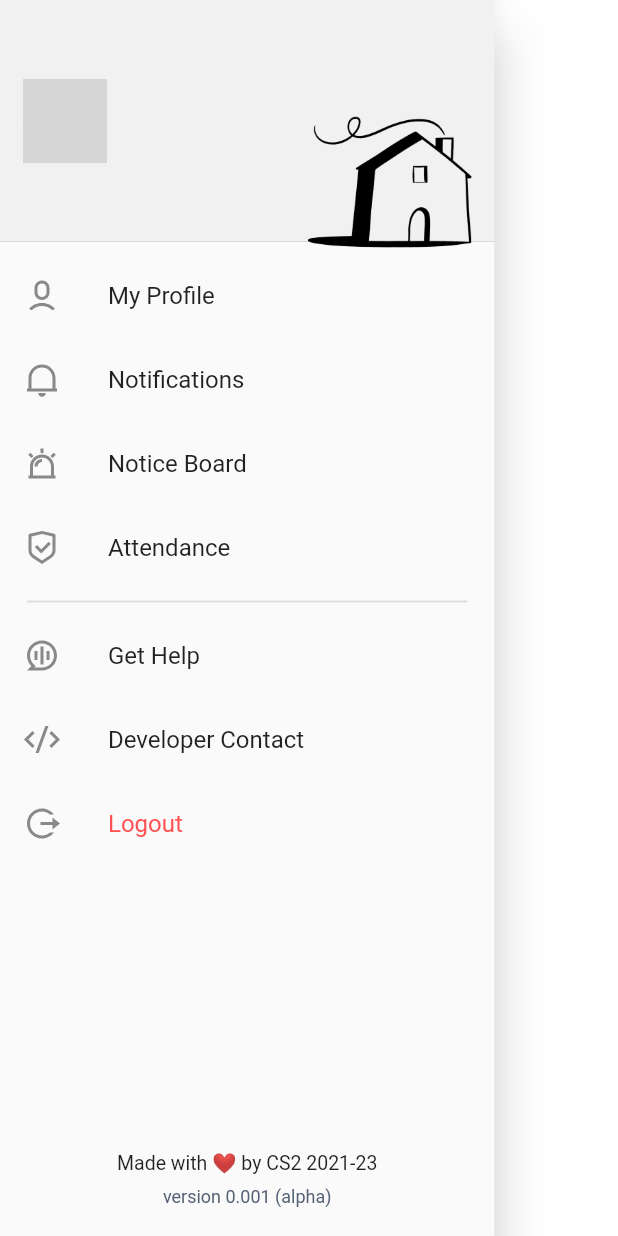
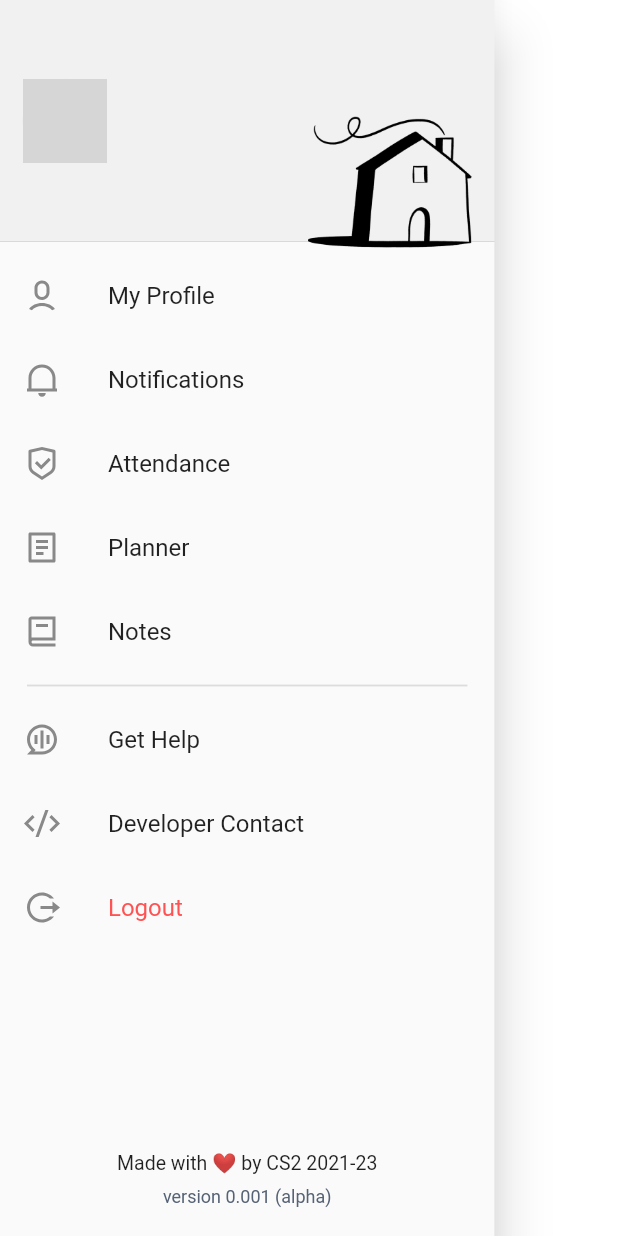
Before and after one commit to aninarafath6/arnhss, a Flutter app: the AppDrawer widget shown alone on an empty page, opened directly, on a phone screen of 412 x 824 dp. Run offline on Flutter 3.47's test engine with Material 2 defaults, Android fonts, the phone set to English and light mode, and no system bars; our stand-ins replace cloud_firestore, firebase_auth, firebase_core, flutter_calendar_carousel, flutter_keyboard_visibility, flutter_otp_text_field and 9 more; missing offline and left inert: flutter_pdfview; accounts and stored records are empty; network calls fail; grey boxes are pictures that could not be loaded.

Commit message:
notice board updated

```diff
--- a/arnhss-app/lib/features/home/view/notice_veiw.dart
+++ b/arnhss-app/lib/features/home/view/notice_veiw.dart
@@ -27,12 +27,14 @@ class NoticeView extends StatelessWidget {
           Padding(
             padding: const EdgeInsets.symmetric(horizontal: 18.0),
             child: Center(
-              child: Text(notice.date ?? "",
-                  textAlign: TextAlign.right,
-                  style: CustomTextTheme(context: context).paragraph().copyWith(
-                        fontStyle: FontStyle.italic,
-                        fontSize: 13,
-                      )),
+              child: Text(
+                notice.date ?? "",
+                textAlign: TextAlign.right,
+                style: CustomTextTheme(context: context).paragraph().copyWith(
+                      fontStyle: FontStyle.italic,
+                      fontSize: 13,
+                    ),
+              ),
             ),
           ),
         ],
@@ -59,7 +61,7 @@ class NoticeView extends StatelessWidget {
                   ),
                   const SizedBox(height: 10),
                   Text(
-                    notice.title!,
+                    notice.title ?? '',
                     style: CustomTextTheme(context: context).headLine2(),
                     textAlign: TextAlign.center,
                   ),
--- a/arnhss-app/lib/features/home/view_models/home_view_model.dart
+++ b/arnhss-app/lib/features/home/view_models/home_view_model.dart
@@ -1,10 +1,7 @@
 import 'package:arnhss/features/authentication/login/view/index.dart';
 
-import 'package:arnhss/features/home/model/notice_model.dart';
-import 'package:arnhss/features/home/widgets/notice_item.dart';
 import 'package:arnhss/models/user.model.dart';
 import 'package:arnhss/services/shared_pref_service.dart';
-import 'package:remixicon/remixicon.dart';
 
 class HomeViewModel with ChangeNotifier {
   var scaffoldKey = GlobalKey<ScaffoldState>();
@@ -50,5 +47,6 @@ class HomeViewModel with ChangeNotifier {
   // * get user
   void getUser() async {
     _user = await _prefService.getUser();
+    notifyListeners();
   }
 }
--- a/arnhss-app/lib/features/home/widgets/app_drawer.dart
+++ b/arnhss-app/lib/features/home/widgets/app_drawer.dart
@@ -1,11 +1,11 @@
 import 'package:arnhss/common/routes/index_routes.dart';
 import 'package:arnhss/common/theme/text_theme.dart';
 import 'package:arnhss/common/widgets/user_avatar.dart';
-import 'package:arnhss/extensions/context_extension.dart';
 import 'package:arnhss/features/authentication/otp_verification/view/index.dart';
 import 'package:arnhss/features/authentication/repo/auth_service.dart';
 import 'package:arnhss/features/home/view_models/home_view_model.dart';
-import 'package:arnhss/features/home/widgets/user_avatar.dart';
+import 'package:arnhss/features/notes/view/notes_view.dart';
+import 'package:arnhss/features/notifications/view/notification_view.dart';
 import 'package:get/route_manager.dart';
 import 'package:remixicon/remixicon.dart';
 
@@ -82,25 +82,35 @@ class AppDrawer extends StatelessWidget {
                   },
                 ),
                 ListTile(
-                  title: const Text('Notifications'),
-                  leading: Icon(Remix.notification_2_line),
+                    title: const Text('Notifications'),
+                    leading: const Icon(Remix.notification_2_line),
+                    onTap: () {
+                      _drawerAction(NotificationView.routeName);
+                    }),
+
+                ListTile(
+                  title: const Text('Attendance'),
+                  leading: const Icon(Remix.shield_check_line),
                   onTap: () {
+                    _drawerAction(AttendanceView.routeName);
+                  },
+                ),
+                ListTile(
+                  title: const Text('Planner'),
+                  leading: const Icon(Remix.file_list_2_line),
+                  onTap: () {
+                    _drawerAction(PlannerView.routeName);
+
                     // Update the state of the app.
                     // ...
                   },
                 ),
                 ListTile(
-                  title: const Text('Notice Board'),
-                  leading: Icon(Remix.alarm_warning_line),
+                  title: const Text('Notes'),
+                  leading: const Icon(Remix.book_2_line),
                   onTap: () {
-                    // Update the state of the app.
-                    // ...
-                  },
-                ),
-                ListTile(
-                  title: const Text('Attendance'),
-                  leading: Icon(Remix.shield_check_line),
-                  onTap: () {
+                    _drawerAction(NotesView.routeName);
+
                     // Update the state of the app.
                     // ...
                   },
@@ -209,4 +219,10 @@ class AppDrawer extends StatelessWidget {
       ),
     );
   }
+
+  void _drawerAction([String? routeName]) async {
+    Get.back();
+    await Future.delayed(const Duration(milliseconds: 300));
+    Get.toNamed(routeName ?? HomeView.routeName);
+  }
 }
--- a/arnhss-app/lib/features/home/widgets/custom_app_bar.dart
+++ b/arnhss-app/lib/features/home/widgets/custom_app_bar.dart
@@ -7,6 +7,7 @@ import 'package:provider/provider.dart';
 import 'package:remixicon/remixicon.dart';
 
 AppBar customHomeAppBar(BuildContext context) {
+  print(context.watch<HomeViewModel>().user?.name.toString() ?? "this is");
   final DateFormat formatter = DateFormat('EEEE ,dd MMMM');
 
   return AppBar(
@@ -32,7 +33,7 @@ AppBar customHomeAppBar(BuildContext context) {
           crossAxisAlignment: CrossAxisAlignment.start,
           children: [
             Text(
-                "Hey, ${Provider.of<HomeViewModel>(context).user?.name ?? "Unknown user"}",
+                "Hey, ${context.watch<HomeViewModel>().user?.name ?? "Unknown user"}",
                 style: const TextStyle(
                   color: CustomColors.dark,
                   fontWeight: FontWeight.bold,
--- a/arnhss-app/lib/main.dart
+++ b/arnhss-app/lib/main.dart
@@ -52,7 +52,7 @@ class MyApp extends StatelessWidget {
         title: 'arnhss',
         initialRoute: SplashView.routeName,
         theme: Theming(context: context).theme(),
-        debugShowCheckedModeBanner: true,
+        debugShowCheckedModeBanner: false,
         onGenerateRoute: AppRoutes.generateRoute,
       ),
     );
```
Also changed, not shown: arnhss-app/lib/features/home/widgets/notice_item.dart (+19 -23 lines).
